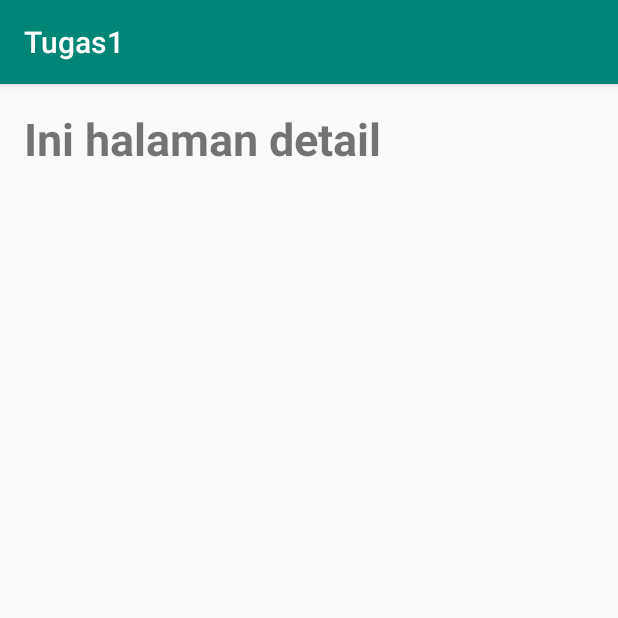
After one commit to mariapujirahayu/Tugas1, an Android app: the DetailActivity screen opened directly, with no data from a screen before it, on a phone screen of 412 x 824 dp, the top half of it. The commit adds this screen. Run offline under Robolectric (Android 15) with nearby library versions, the phone set to English and light mode, and no system bars.

Commit message:
Menambahkan halaman detail

```diff
--- a/app/src/main/AndroidManifest.xml
+++ b/app/src/main/AndroidManifest.xml
@@ -9,7 +9,8 @@
         android:roundIcon="@mipmap/ic_launcher_round"
         android:supportsRtl="true"
         android:theme="@style/AppTheme">
-        <activity android:name=".AboutActivity"></activity>
+        <activity android:name=".DetailActivity"></activity>
+        <activity android:name=".AboutActivity" />
         <activity android:name=".MainActivity">
             <intent-filter>
                 <action android:name="android.intent.action.MAIN" />
--- /dev/null
+++ b/app/src/main/java/com/example/tugas1/DetailActivity.java
@@ -0,0 +1,21 @@
+package com.example.tugas1;
+
+import androidx.appcompat.app.AppCompatActivity;
+
+import android.os.Bundle;
+import android.view.View;
+import android.widget.ImageView;
+import android.widget.TextView;
+import android.widget.Toast;
+
+public class DetailActivity extends AppCompatActivity {
+    ImageView imgPhoto;
+    TextView tvName, tvDetail;
+    private Idol idol;
+
+    @Override
+    protected void onCreate(Bundle savedInstanceState) {
+        super.onCreate(savedInstanceState);
+        setContentView(R.layout.activity_detail);
+    }
+}
--- a/app/src/main/java/com/example/tugas1/MainActivity.java
+++ b/app/src/main/java/com/example/tugas1/MainActivity.java
@@ -68,5 +68,7 @@ public class MainActivity extends AppCompatActivity {
 
     private void showSelectedIdol(Idol idol){
         Toast.makeText(this,"Kamu memilih " + idol.getName(), Toast.LENGTH_SHORT).show();
+        Intent intent =  new Intent(this, DetailActivity.class);
+        startActivity(intent);
     }
 }
--- /dev/null
+++ b/app/src/main/res/layout/activity_detail.xml
@@ -0,0 +1,60 @@
+<?xml version="1.0" encoding="utf-8"?>
+<RelativeLayout xmlns:android="http://schemas.android.com/apk/res/android"
+    xmlns:app="http://schemas.android.com/apk/res-auto"
+    xmlns:tools="http://schemas.android.com/tools"
+    android:layout_width="match_parent"
+    android:layout_height="wrap_content"
+    android:orientation="horizontal"
+    android:padding="16dp"
+    tools:context=".DetailActivity">
+
+    <ImageView
+        android:id="@id/img_item_photo"
+        android:layout_width="100dp"
+        android:layout_height="150dp"
+        android:layout_marginEnd="16dp"
+        android:layout_marginRight="16dp"
+        tools:src="@android:color/darker_gray"
+        />
+
+    <LinearLayout
+        android:layout_width="match_parent"
+        android:layout_height="wrap_content"
+        android:layout_centerVertical="true"
+        android:layout_toEndOf="@id/img_item_photo"
+        android:layout_toRightOf="@id/img_item_photo"
+        android:orientation="vertical">
+
+        <TextView
+            android:id="@+id/tv_item_name"
+            android:layout_width="match_parent"
+            android:layout_height="wrap_content"
+            android:layout_marginBottom="8dp"
+            android:textSize="16sp"
+            android:textStyle="bold"
+            tools:text="@string/heroes_name" />
+
+        <TextView
+            android:id="@+id/tv_item_detail"
+            android:layout_width="match_parent"
+            android:layout_height="wrap_content"
+            android:ellipsize="end"
+            android:maxLines="2"
+            tools:text="@string/detail"/>
+
+    </LinearLayout>
+
+
+    <TextView
+        android:id="@+id/detail"
+        android:layout_width="match_parent"
+        android:layout_height="wrap_content"
+        android:layout_below="@+id/img_item_photo"
+        android:layout_marginTop="-150dp"
+        android:ellipsize="end"
+        android:maxLines="2"
+        android:text="Ini halaman detail"
+        android:textSize="30sp"
+        android:textStyle="bold" />
+
+</RelativeLayout>
```
